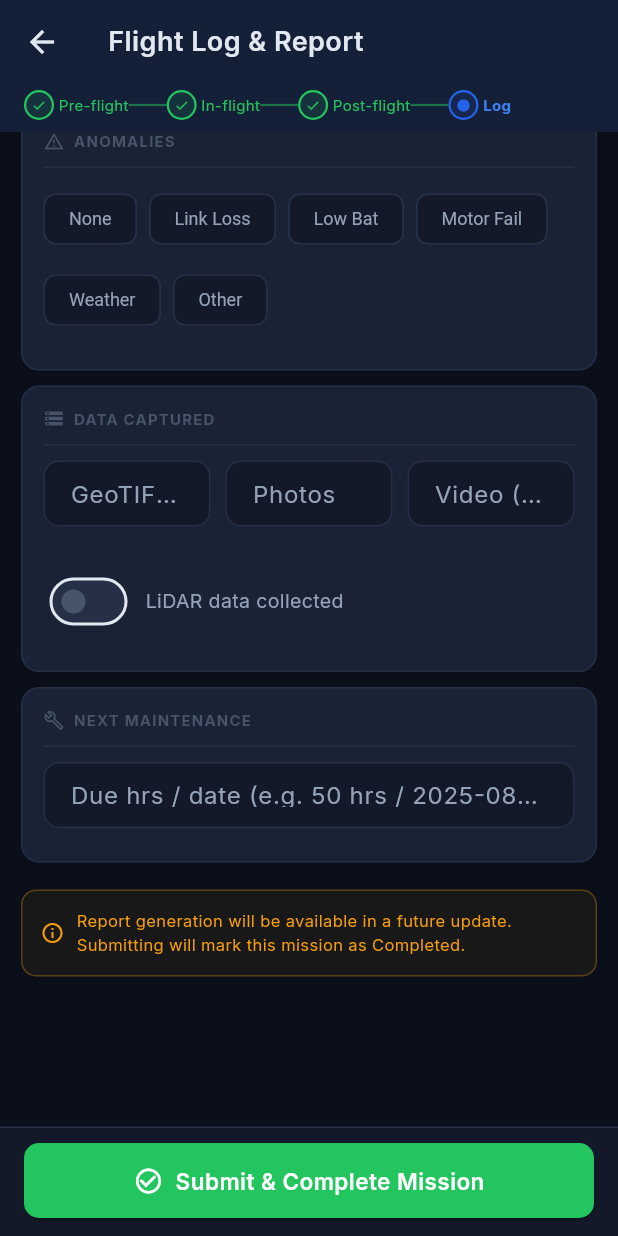
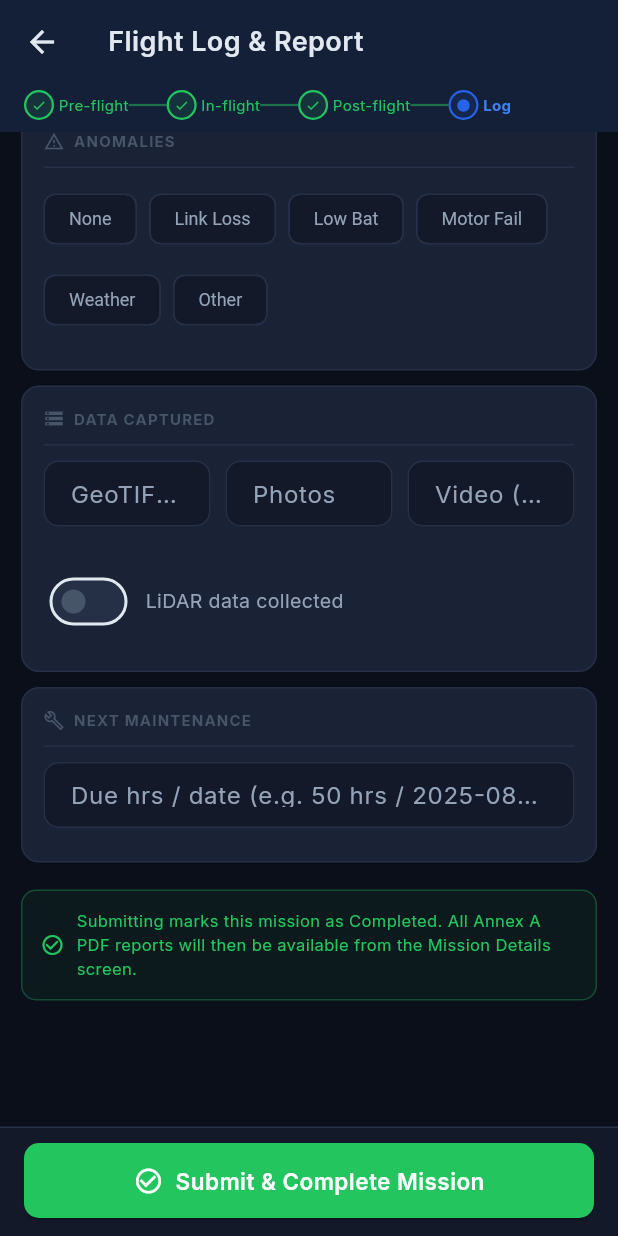
Before and after one commit to duasict/DUAS-FMS, a Flutter app: the FlightLogScreen screen opened directly with empty values, scrolled down 1881 dp, on a phone screen of 412 x 824 dp. Run offline on Flutter 3.47's test engine with Material 3 defaults, Android fonts, the phone set to English and light mode, and no system bars; our stand-ins replace connectivity_plus, flutter_local_notifications, google_fonts, image_picker, pdf, printing and 5 more; missing offline and left inert: google_mlkit_face_detection, google_mlkit_text_recognition, shelf_router; accounts and stored records are empty.

Commit message:
feat: medium-priority improvements — QR code, P2P status sync, accurate stats
- Add qr_flutter ^4.1.0; P2P card now shows a scannable QR code
  (180px) above the fallback URL text so CRP can open the
  approval page without typing the address

- P2P _writeConcurrence now writes crp_concurrence_status to the
  missions table (approved/rejected) in addition to creating the
  alert, so the _ConcurrenceBanner in MissionDetailsScreen
  reflects the remote decision without requiring a manual reload

- MissionApprovalScreen polls the DB every 3 s while the P2P
  server is running; stops polling once a decision is recorded;
  timer cancelled in dispose()

- getStats() pendingConcurrences query changed from counting
  concurrence alerts to counting missions where
  crp_concurrence_required=1 AND crp_concurrence_status is empty
  — more accurate and consistent with the new model field

- FlightLogScreen 'coming soon' warning banner replaced with a
  green info note confirming that Annex A PDF reports are
  available from Mission Details after submission

```diff
--- a/lib/database/database_helper.dart
+++ b/lib/database/database_helper.dart
@@ -1182,7 +1182,7 @@ class DatabaseHelper {
     final missions = await db.rawQuery('SELECT COUNT(*) as c FROM missions');
     final aircraft = await db.rawQuery('SELECT COUNT(*) as c FROM aircraft');
     final concurrences = await db.rawQuery(
-        "SELECT COUNT(*) as c FROM alerts WHERE type = 'concurrence' AND status = 'pending'");
+        "SELECT COUNT(*) as c FROM missions WHERE crp_concurrence_required = 1 AND (crp_concurrence_status = '' OR crp_concurrence_status IS NULL)");
     final durationResult = await db.rawQuery(
         "SELECT SUM(duration) as total FROM missions WHERE status = 'completed'");
     final totalMin =
--- a/lib/screens/flight_log/flight_log_screen.dart
+++ b/lib/screens/flight_log/flight_log_screen.dart
@@ -434,22 +434,22 @@ class _FlightLogScreenState extends State<FlightLogScreen> {
                 Container(
                   padding: const EdgeInsets.all(12),
                   decoration: BoxDecoration(
-                    color: AppColors.warning.withValues(alpha: 0.06),
+                    color: AppColors.success.withValues(alpha: 0.06),
                     borderRadius: BorderRadius.circular(10),
                     border: Border.all(
-                        color: AppColors.warning.withValues(alpha: 0.3)),
+                        color: AppColors.success.withValues(alpha: 0.3)),
                   ),
                   child: const Row(
                     children: [
-                      Icon(Icons.info_outline,
-                          color: AppColors.warning, size: 16),
+                      Icon(Icons.check_circle_outline,
+                          color: AppColors.success, size: 16),
                       SizedBox(width: 8),
                       Expanded(
                         child: Text(
-                          'Report generation will be available in a future update. '
-                          'Submitting will mark this mission as Completed.',
+                          'Submitting marks this mission as Completed. '
+                          'All Annex A PDF reports will then be available from the Mission Details screen.',
                           style: TextStyle(
-                              color: AppColors.warning, fontSize: 11),
+                              color: AppColors.success, fontSize: 11),
                         ),
                       ),
                     ],
--- a/pubspec.yaml
+++ b/pubspec.yaml
@@ -29,6 +29,7 @@ dependencies:
   shared_preferences: ^2.3.3
   pdf: ^3.11.1
   printing: ^5.13.2
+  qr_flutter: ^4.1.0
 
 dev_dependencies:
   flutter_test:
```
Also changed, not shown: lib/screens/mission_approval/mission_approval_screen.dart (+57 -1 lines), lib/services/p2p_concurrence_service.dart (+10 -0 lines), pubspec.lock.
